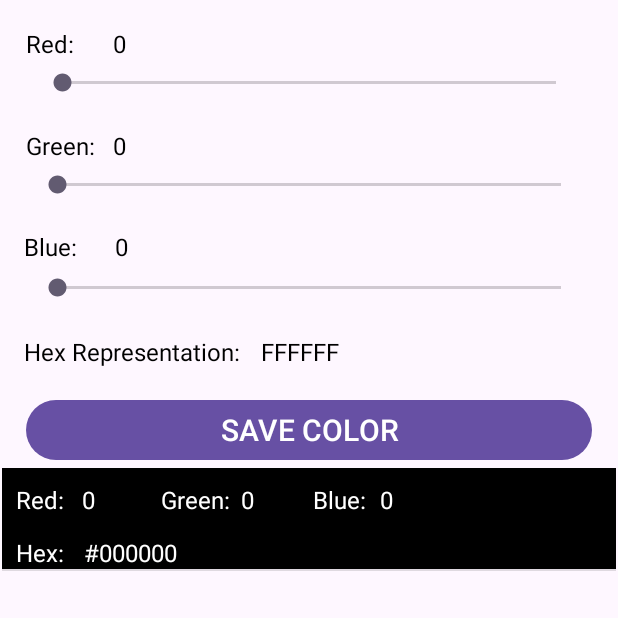
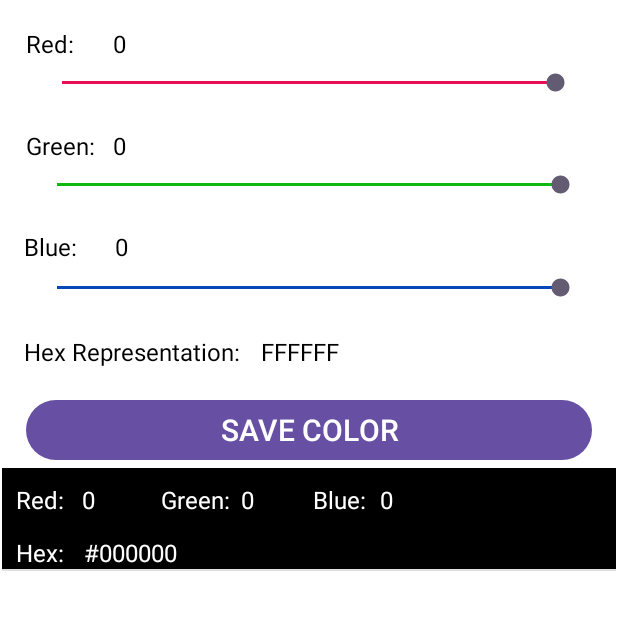
Before and after one commit to GabrielBall05/CIS183_Homework02_GabrielBall, an Android app: the screen it shows after launch (MainActivity), after a tap on "SAVE COLOR", on a phone screen of 412 x 824 dp, the top half of it. Run offline under Robolectric (Android 15) with nearby library versions, the phone set to English and light mode, and no system bars.

Commit message:
DONE - Resets after saving color - Seekbar progress tint
Made readme. Made function to reset seekbars, labels, hex, and background color to white. Made seekbar slider color the appropriate color that it is changing (red, green, or blue). FINISHED as far as I can tell right now.

```diff
--- a/HW02_Program01/app/src/main/java/com/example/hw02_program01/MainActivity.java
+++ b/HW02_Program01/app/src/main/java/com/example/hw02_program01/MainActivity.java
@@ -83,6 +83,8 @@ public class MainActivity extends AppCompatActivity
                 Log.d("Button Press", "Save Color Button Pressed");
                 //Add the color to the list
                 AddColor();
+                //Reset
+                ResetToWhite();
                 //Display the colors in the logcat
                 LogColors();
 
@@ -332,5 +334,17 @@ public class MainActivity extends AppCompatActivity
         tv_j_hex.setTextColor(Color.BLACK);
     }
 
-
+    public void ResetToWhite()
+    {
+        //Reset labels, sliders, hex, and background
+        sb_j_red.setProgress(255);
+        sb_j_green.setProgress(255);
+        sb_j_blue.setProgress(255);
+        SetActivityBackgroundColor(255, 255, 255);
+        tv_j_redVal.setText("0");
+        tv_j_greenVal.setText("0");
+        tv_j_blueVal.setText("0");
+        tv_j_hex.setText("FFFFFF");
+        ChangeTextBlack();
+    }
 }
--- a/HW02_Program01/app/src/main/res/layout/activity_main.xml
+++ b/HW02_Program01/app/src/main/res/layout/activity_main.xml
@@ -61,6 +61,7 @@
         android:layout_marginEnd="22dp"
         android:layout_marginBottom="21dp"
         android:max="255"
+        android:progressTint="#10B812"
         app:layout_constraintBottom_toTopOf="@+id/tv_v_blue"
         app:layout_constraintEnd_toEndOf="parent"
         app:layout_constraintStart_toStartOf="parent" />
@@ -97,6 +98,7 @@
         android:layout_marginTop="7dp"
         android:layout_marginEnd="22dp"
         android:max="255"
+        android:progressTint="#0748B8"
         app:layout_constraintEnd_toEndOf="parent"
         app:layout_constraintStart_toStartOf="parent"
         app:layout_constraintTop_toBottomOf="@+id/tv_v_blue" />
@@ -121,6 +123,7 @@
         android:layout_marginTop="6dp"
         android:layout_marginEnd="25dp"
         android:max="255"
+        android:progressTint="#EA0D53"
         app:layout_constraintEnd_toEndOf="parent"
         app:layout_constraintStart_toStartOf="parent"
         app:layout_constraintTop_toBottomOf="@+id/tv_v_red" />
```
Also changed, not shown: 1 other file.
